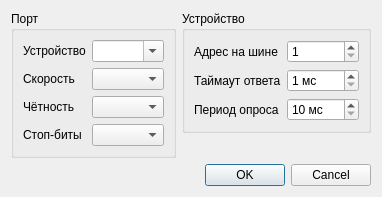
Qt form settingsdlg.ui (catompiler/qdrive) before a commit.
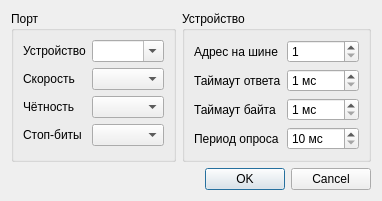
The same form after that commit.

Patch:
```diff
--- a/settingsdlg.ui
+++ b/settingsdlg.ui
@@ -6,15 +6,17 @@
    <rect>
     <x>0</x>
     <y>0</y>
-    <width>348</width>
-    <height>180</height>
+    <width>367</width>
+    <height>200</height>
    </rect>
   </property>
   <property name="windowTitle">
    <string>Настройки</string>
   </property>
-  <layout class="QGridLayout" name="gridLayout">
-   <item row="0" column="0" rowspan="2">
+  <layout class="QVBoxLayout" name="verticalLayout">
+   <item>
+    <layout class="QHBoxLayout" name="horizontalLayout_2">
+     <item>
     <widget class="QGroupBox" name="gbPort">
      <property name="title">
       <string>Порт</string>
@@ -94,7 +96,7 @@
      </layout>
     </widget>
    </item>
-   <item row="0" column="1">
+     <item>
     <widget class="QGroupBox" name="gpDevice">
      <property name="title">
       <string>Устройство</string>
@@ -138,13 +140,33 @@
        </widget>
       </item>
       <item row="2" column="0">
+         <widget class="QLabel" name="lblByteTimeOut">
+          <property name="text">
+           <string>Таймаут байта</string>
+          </property>
+         </widget>
+        </item>
+        <item row="2" column="1">
+         <widget class="QSpinBox" name="sbByteTimeOut">
+          <property name="suffix">
+           <string> мс</string>
+          </property>
+          <property name="minimum">
+           <number>1</number>
+          </property>
+          <property name="maximum">
+           <number>1000</number>
+          </property>
+         </widget>
+        </item>
+        <item row="3" column="0">
        <widget class="QLabel" name="lblPeriod">
         <property name="text">
          <string>Период опроса</string>
         </property>
        </widget>
       </item>
-      <item row="2" column="1">
+        <item row="3" column="1">
        <widget class="QSpinBox" name="sbPeriod">
         <property name="suffix">
          <string> мс</string>
@@ -160,7 +182,9 @@
      </layout>
     </widget>
    </item>
-   <item row="2" column="0" colspan="2">
+    </layout>
+   </item>
+   <item>
     <layout class="QHBoxLayout" name="horizontalLayout">
      <item>
       <spacer name="horizontalSpacer">
```
Lines whose indentation alone changed are shown as unchanged.
